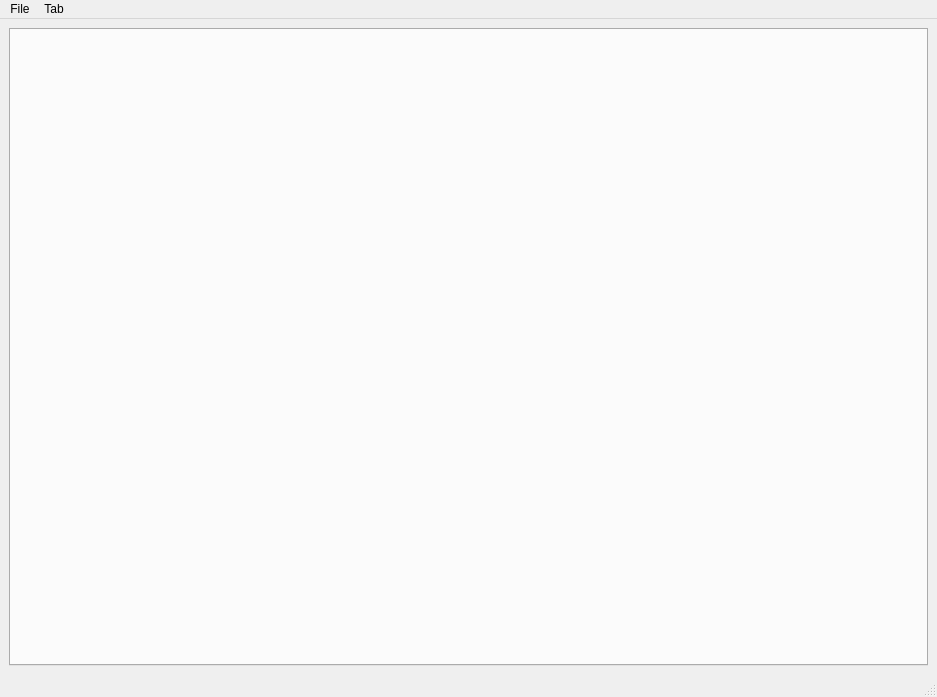
Above: app/cpp/ui/mainwindow.ui from dj1vs/corgide before the change. Below: the same form after it.
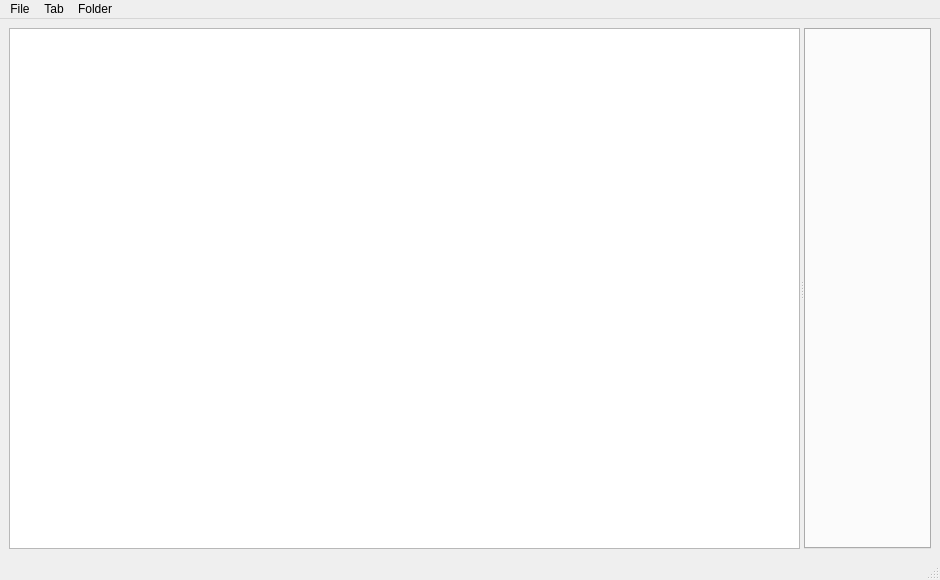
That is the form after the change. Icons and pictures are not drawn.

Commit message: minimum working file tree

```diff
--- a/app/cpp/ui/mainwindow.ui
+++ b/app/cpp/ui/mainwindow.ui
@@ -6,8 +6,8 @@
    <rect>
     <x>0</x>
     <y>0</y>
-    <width>937</width>
-    <height>697</height>
+    <width>940</width>
+    <height>580</height>
    </rect>
   </property>
   <property name="windowTitle">
@@ -16,10 +16,16 @@
   <widget class="QWidget" name="centralwidget">
    <layout class="QVBoxLayout" name="verticalLayout">
     <item>
-     <widget class="QTabWidget" name="tab_widget">
-      <property name="currentIndex">
-       <number>-1</number>
+     <widget class="QSplitter" name="splitter">
+      <property name="orientation">
+       <enum>Qt::Horizontal</enum>
       </property>
+      <widget class="QTreeView" name="tree_view"/>
+      <widget class="QTabWidget" name="tab_widget">
+       <property name="currentIndex">
+        <number>-1</number>
+       </property>
+      </widget>
      </widget>
     </item>
    </layout>
@@ -29,7 +35,7 @@
     <rect>
      <x>0</x>
      <y>0</y>
-     <width>937</width>
+     <width>940</width>
      <height>26</height>
     </rect>
    </property>
@@ -49,8 +55,15 @@
     <addaction name="next_tab_action"/>
     <addaction name="prev_tab_action"/>
    </widget>
+   <widget class="QMenu" name="menuFolder">
+    <property name="title">
+     <string>Folder</string>
+    </property>
+    <addaction name="open_folder_action"/>
+   </widget>
    <addaction name="file_menu"/>
    <addaction name="tab_menu"/>
+   <addaction name="menuFolder"/>
   </widget>
   <widget class="QStatusBar" name="statusbar"/>
   <action name="open_file_action">
```
Left out of the diff: 14 changed lines with no effect on the pictures. The commit also changes 4 other files.
